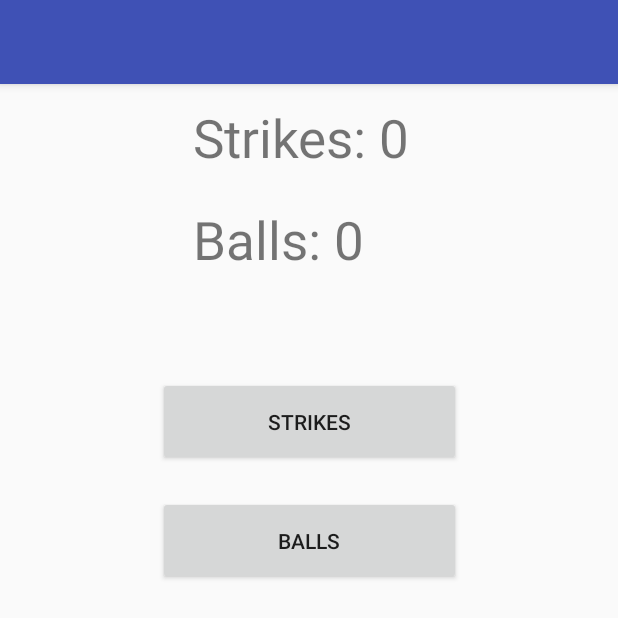
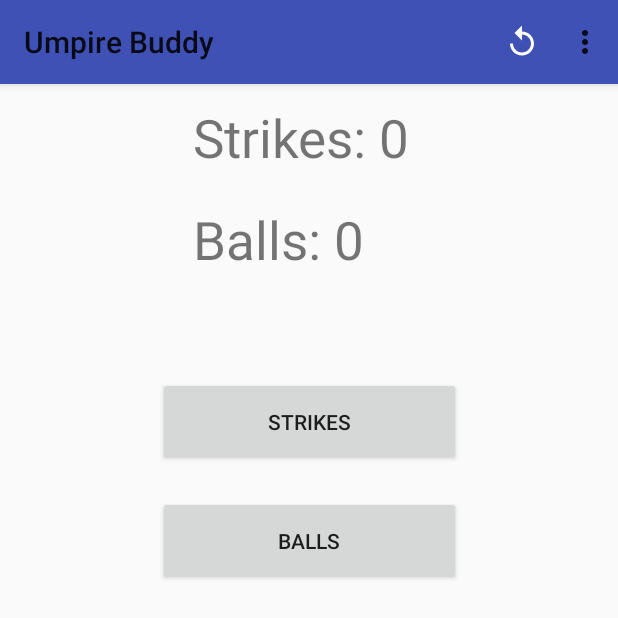
Before and after one commit to ZTheiss/UmpireBuddyCS449, an Android app: the screen it shows after launch (UmpireBuddy), on a phone screen of 412 x 824 dp. Shown: the top 618 px of the screen. Run offline under Robolectric (Android 15) with nearby library versions, the phone set to English and light mode, and no system bars; 1 statement that could not run was skipped.

Commit message:
Major Patch

```diff
--- /dev/null
+++ b/app/src/main/res/drawable/ic_icon.xml
@@ -0,0 +1,9 @@
+<vector xmlns:android="http://schemas.android.com/apk/res/android"
+        android:width="24dp"
+        android:height="24dp"
+        android:viewportWidth="24.0"
+        android:viewportHeight="24.0">
+    <path
+        android:fillColor="@android:color/white"
+        android:pathData="M3,18h18v-2L3,16v2zM3,13h18v-2L3,11v2zM3,6v2h18L21,6L3,6z"/>
+</vector>
--- /dev/null
+++ b/app/src/main/res/drawable/ic_refresh.xml
@@ -0,0 +1,5 @@
+<vector android:height="24dp" android:tint="#FFFFFF"
+    android:viewportHeight="24.0" android:viewportWidth="24.0"
+    android:width="24dp" xmlns:android="http://schemas.android.com/apk/res/android">
+    <path android:fillColor="#FF000000" android:pathData="M12,5V1L7,6l5,5V7c3.31,0 6,2.69 6,6s-2.69,6 -6,6 -6,-2.69 -6,-6H4c0,4.42 3.58,8 8,8s8,-3.58 8,-8 -3.58,-8 -8,-8z"/>
+</vector>
--- a/app/src/main/res/menu/menu_umpire_buddy.xml
+++ b/app/src/main/res/menu/menu_umpire_buddy.xml
@@ -3,8 +3,16 @@
     xmlns:tools="http://schemas.android.com/tools"
     tools:context="com.example.zacth.umpire_buddy.UmpireBuddy">
     <item
-        android:id="@+id/action_settings"
+        android:id="@+id/action_about"
+        android:orderInCategory="101"
+        android:icon="@drawable/ic_icon"
+        android:title="@string/action_about"
+        app:showAsAction="never" />
+    <item
+        android:id="@+id/action_refresh"
+        android:icon="@drawable/ic_refresh"
         android:orderInCategory="100"
-        android:title="@string/action_settings"
-        app:showAsAction="never" />
+        android:title="@string/action_refresh"
+        app:showAsAction="ifRoom" />
+
 </menu>
--- a/app/src/main/res/values/strings.xml
+++ b/app/src/main/res/values/strings.xml
@@ -2,6 +2,7 @@
     <string name="app_name">Umpire Buddy</string>
     <string name="strike_text">Strikes: 0 </string>
     <string name="ball_text">Balls: 0 </string>
-    <string name="action_settings">Settings</string>
+    <string name="action_refresh">Refresh</string>
+    <string name="action_about">About</string>
 
 </resources>
```
Also changed, not shown: app/src/main/java/com/example/zacth/umpire_buddy/AboutActivity.java (added, +18 -0 lines), app/src/main/java/com/example/zacth/umpire_buddy/UmpireBuddy.java (+20 -9 lines).
